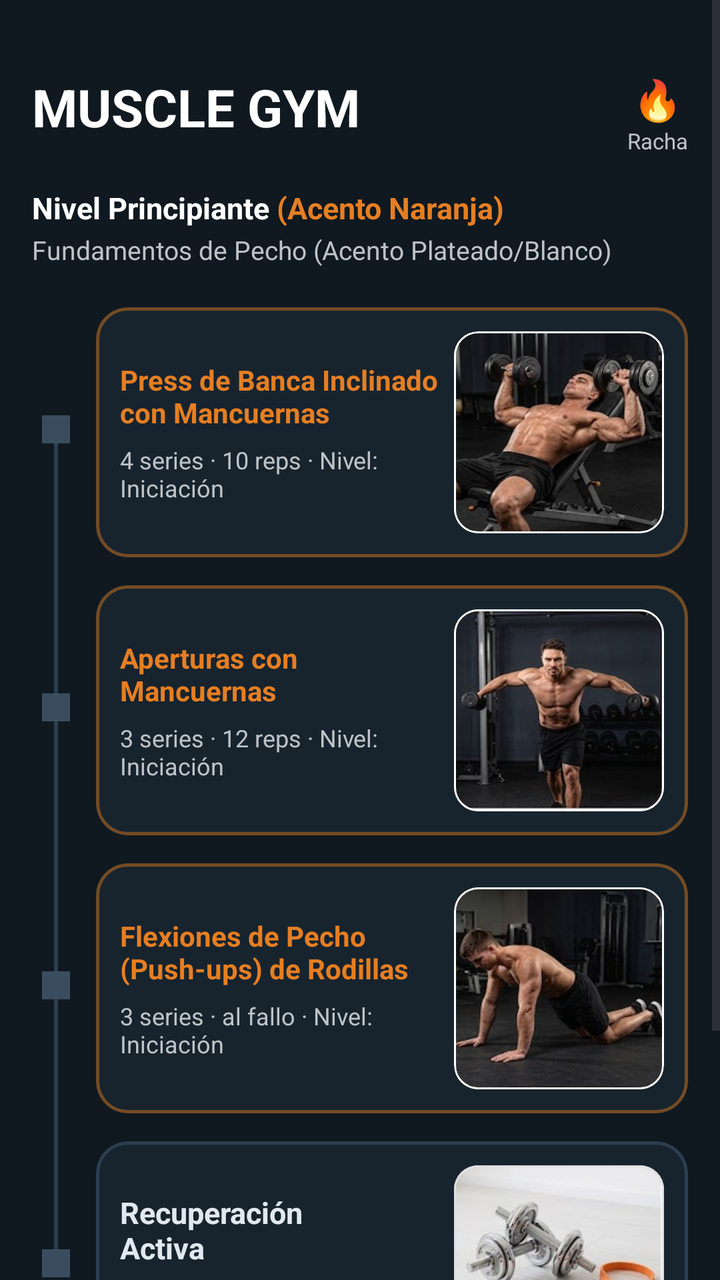
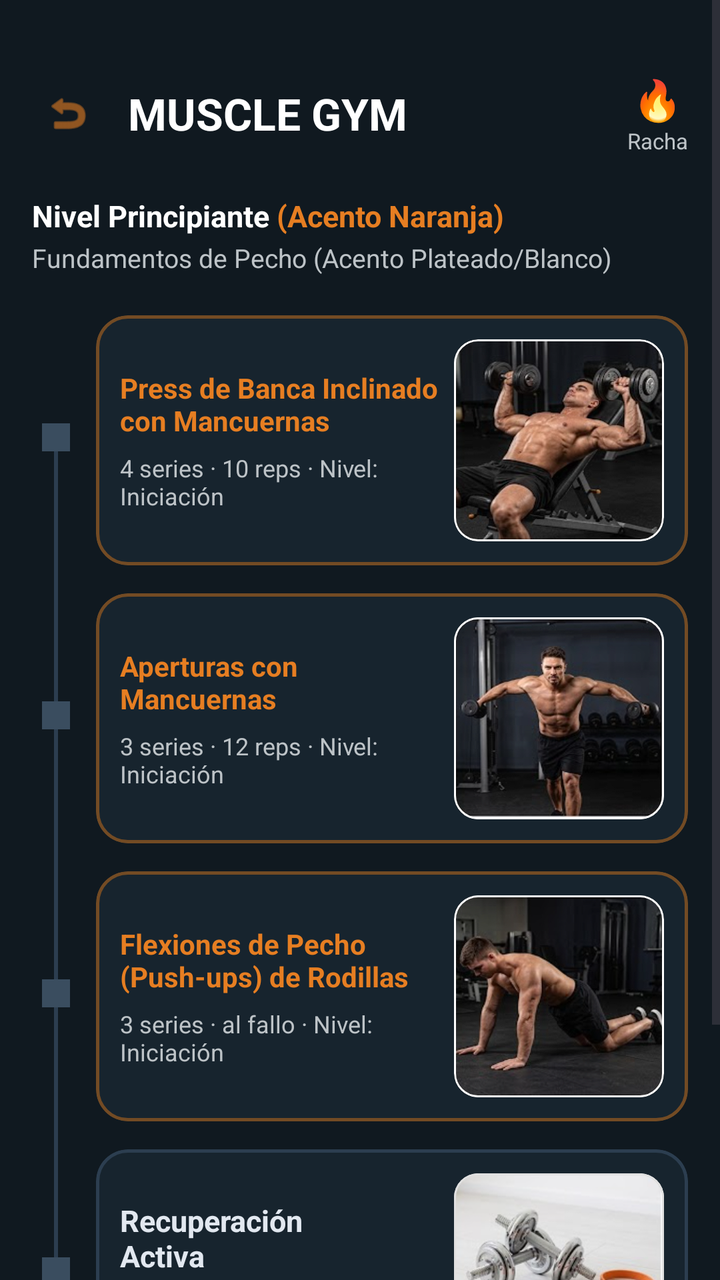

Before-and-after screenshots of an Android layout around one commit, followed by the original layout XML and the change that was made.
<!-- AndroidManifest.xml: application theme Theme.Gym -->
<!-- res/layout/lista_ejercicio.xml -->
<?xml version="1.0" encoding="utf-8"?>
<ScrollView xmlns:android="http://schemas.android.com/apk/res/android"
    xmlns:app="http://schemas.android.com/apk/res-auto"
    xmlns:tools="http://schemas.android.com/tools"
    android:layout_width="match_parent"
    android:layout_height="match_parent"
    android:background="#101920"
    android:clipToPadding="false"
    android:fillViewport="true"
    android:paddingBottom="80dp">

    <LinearLayout
        android:layout_width="match_parent"
        android:layout_height="wrap_content"
        android:orientation="vertical"
        android:paddingHorizontal="16dp"
        android:paddingTop="36dp">

        
        <RelativeLayout
            android:layout_width="match_parent"
            android:layout_height="wrap_content">

            <TextView
                android:id="@+id/tvAppTitle"
                android:layout_width="wrap_content"
                android:layout_height="wrap_content"
                android:layout_alignParentStart="true"
                android:text="MUSCLE GYM"
                android:textColor="#FFFFFF"
                android:textSize="26sp"
                android:textStyle="bold" />

            <LinearLayout
                android:layout_width="wrap_content"
                android:layout_height="wrap_content"
                android:layout_alignParentEnd="true"
                android:layout_centerVertical="true"
                android:gravity="center"
                android:orientation="vertical">

                <TextView
                    android:layout_width="wrap_content"
                    android:layout_height="wrap_content"
                    android:text="🔥"
                    android:textSize="20sp" />

                <TextView
                    android:layout_width="wrap_content"
                    android:layout_height="wrap_content"
                    android:text="Racha"
                    android:textColor="#BDC3C7"
                    android:textSize="11sp" />
            </LinearLayout>
        </RelativeLayout>

        
        <LinearLayout
            android:layout_width="wrap_content"
            android:layout_height="wrap_content"
            android:layout_marginTop="16dp"
            android:orientation="horizontal">

            <TextView
                android:layout_width="wrap_content"
                android:layout_height="wrap_content"
                android:text="Nivel Principiante "
                android:textColor="#FFFFFF"
                android:textSize="15sp"
                android:textStyle="bold" />

            <TextView
                android:layout_width="wrap_content"
                android:layout_height="wrap_content"
                android:text="(Acento Naranja)"
                android:textColor="#E67E22"
                android:textSize="15sp"
                android:textStyle="bold" />
        </LinearLayout>

        <TextView
            android:layout_width="wrap_content"
            android:layout_height="wrap_content"
            android:layout_marginTop="2dp"
            android:layout_marginBottom="20dp"
            android:text="Fundamentos de Pecho (Acento Plateado/Blanco)"
            android:textColor="#BDC3C7"
            android:textSize="13sp" />

        
        <LinearLayout
            android:layout_width="match_parent"
            android:layout_height="wrap_content"
            android:orientation="horizontal">

            
            <LinearLayout
                android:layout_width="24dp"
                android:layout_height="match_parent"
                android:layout_marginEnd="8dp"
                android:gravity="center_horizontal"
                android:orientation="vertical">

                
                <View
                    android:layout_width="14dp"
                    android:layout_height="14dp"
                    android:layout_marginTop="54dp"
                    android:background="#3A4D5F" />

                <View
                    android:layout_width="2dp"
                    android:layout_height="125dp"
                    android:background="#2C3E50" />

                
                <View
                    android:layout_width="14dp"
                    android:layout_height="14dp"
                    android:background="#3A4D5F" />

                <View
                    android:layout_width="2dp"
                    android:layout_height="125dp"
                    android:background="#2C3E50" />

                
                <View
                    android:layout_width="14dp"
                    android:layout_height="14dp"
                    android:background="#3A4D5F" />

                <View
                    android:layout_width="2dp"
                    android:layout_height="125dp"
                    android:background="#2C3E50" />

                
                <View
                    android:layout_width="14dp"
                    android:layout_height="14dp"
                    android:background="#3A4D5F" />
            </LinearLayout>

            
            <LinearLayout
                android:layout_width="0dp"
                android:layout_height="wrap_content"
                android:layout_weight="1"
                android:orientation="vertical">

                
                <com.google.android.material.card.MaterialCardView
                    android:layout_width="match_parent"
                    android:layout_height="125dp"
                    android:layout_marginBottom="14dp"
                    app:cardBackgroundColor="#17242E"
                    app:cardCornerRadius="16dp"
                    app:strokeColor="#734B24"
                    app:strokeWidth="1.5dp">

                    <LinearLayout
                        android:layout_width="match_parent"
                        android:layout_height="match_parent"
                        android:orientation="horizontal"
                        android:padding="12dp">

                        <LinearLayout
                            android:layout_width="0dp"
                            android:layout_height="match_parent"
                            android:layout_weight="1"
                            android:gravity="center_vertical"
                            android:orientation="vertical">

                            <TextView
                                android:layout_width="wrap_content"
                                android:layout_height="wrap_content"
                                android:text="Press de Banca Inclinado con Mancuernas"
                                android:textColor="#E67E22"
                                android:textSize="14sp"
                                android:textStyle="bold" />

                            <TextView
                                android:layout_width="wrap_content"
                                android:layout_height="wrap_content"
                                android:layout_marginTop="6dp"
                                android:text="4 series · 10 reps · Nivel: Iniciación"
                                android:textColor="#BDC3C7"
                                android:textSize="12sp" />
                        </LinearLayout>

                        <com.google.android.material.card.MaterialCardView
                            android:layout_width="105dp"
                            android:layout_height="match_parent"
                            app:cardBackgroundColor="#0D161C"
                            app:cardCornerRadius="12dp"
                            app:strokeColor="#FFFFFF"
                            app:strokeWidth="1dp">

                            <TextView
                                android:layout_width="match_parent"
                                android:layout_height="match_parent"
                                android:background="@drawable/captura_de_pantalla_2026_09_25_182537"
                                android:gravity="center"
                                android:textSize="34sp" />
                        </com.google.android.material.card.MaterialCardView>
                    </LinearLayout>
                </com.google.android.material.card.MaterialCardView>

                
                <com.google.android.material.card.MaterialCardView
                    android:layout_width="match_parent"
                    android:layout_height="125dp"
                    android:layout_marginBottom="14dp"
                    app:cardBackgroundColor="#17242E"
                    app:cardCornerRadius="16dp"
                    app:strokeColor="#734B24"
                    app:strokeWidth="1.5dp">

                    <LinearLayout
                        android:layout_width="match_parent"
                        android:layout_height="match_parent"
                        android:orientation="horizontal"
                        android:padding="12dp">

                        <LinearLayout
                            android:layout_width="0dp"
                            android:layout_height="match_parent"
                            android:layout_weight="1"
                            android:gravity="center_vertical"
                            android:orientation="vertical">

                            <TextView
                                android:layout_width="wrap_content"
                                android:layout_height="wrap_content"
                                android:text="Aperturas con Mancuernas"
                                android:textColor="#E67E22"
                                android:textSize="14sp"
                                android:textStyle="bold" />

                            <TextView
                                android:layout_width="wrap_content"
                                android:layout_height="wrap_content"
                                android:layout_marginTop="6dp"
                                android:text="3 series · 12 reps · Nivel: Iniciación"
                                android:textColor="#BDC3C7"
                                android:textSize="12sp" />
                        </LinearLayout>

                        <com.google.android.material.card.MaterialCardView
                            android:layout_width="105dp"
                            android:layout_height="match_parent"
                            app:cardBackgroundColor="#0D161C"
                            app:cardCornerRadius="12dp"
                            app:strokeColor="#FFFFFF"
                            app:strokeWidth="1dp">

                            <TextView
                                android:layout_width="match_parent"
                                android:layout_height="match_parent"
                                android:background="@drawable/captura_de_pantalla_2026_09_25_182710"
                                android:gravity="center"
                                android:textSize="34sp" />
                        </com.google.android.material.card.MaterialCardView>
                    </LinearLayout>
                </com.google.android.material.card.MaterialCardView>

                
                <com.google.android.material.card.MaterialCardView
                    android:layout_width="match_parent"
                    android:layout_height="125dp"
                    android:layout_marginBottom="14dp"
                    app:cardBackgroundColor="#17242E"
                    app:cardCornerRadius="16dp"
                    app:strokeColor="#734B24"
                    app:strokeWidth="1.5dp">

                    <LinearLayout
                        android:layout_width="match_parent"
                        android:layout_height="match_parent"
                        android:orientation="horizontal"
                        android:padding="12dp">

                        <LinearLayout
                            android:layout_width="0dp"
                            android:layout_height="match_parent"
                            android:layout_weight="1"
                            android:gravity="center_vertical"
                            android:orientation="vertical">

                            <TextView
                                android:layout_width="wrap_content"
                                android:layout_height="wrap_content"
                                android:text="Flexiones de Pecho\n(Push-ups) de Rodillas"
                                android:textColor="#E67E22"
                                android:textSize="14sp"
                                android:textStyle="bold" />

                            <TextView
                                android:layout_width="wrap_content"
                                android:layout_height="wrap_content"
                                android:layout_marginTop="6dp"
                                android:text="3 series · al fallo · Nivel: Iniciación"
                                android:textColor="#BDC3C7"
                                android:textSize="12sp" />
                        </LinearLayout>

                        <com.google.android.material.card.MaterialCardView
                            android:layout_width="105dp"
                            android:layout_height="match_parent"
                            app:cardBackgroundColor="#0D161C"
                            app:cardCornerRadius="12dp"
                            app:strokeColor="#FFFFFF"
                            app:strokeWidth="1dp">

                            <TextView
                                android:layout_width="match_parent"
                                android:layout_height="match_parent"
                                android:background="@drawable/captura_de_pantalla_2026_09_25_182808"
                                android:gravity="center"
                                android:textSize="34sp" />
                        </com.google.android.material.card.MaterialCardView>
                    </LinearLayout>
                </com.google.android.material.card.MaterialCardView>

                
                <com.google.android.material.card.MaterialCardView
                    android:layout_width="match_parent"
                    android:layout_height="125dp"
                    app:cardBackgroundColor="#17242E"
                    app:cardCornerRadius="16dp"
                    app:strokeColor="#2C3E50"
                    app:strokeWidth="1.5dp">

                    <LinearLayout
                        android:layout_width="match_parent"
                        android:layout_height="match_parent"
                        android:orientation="horizontal"
                        android:padding="12dp">

                        <LinearLayout
                            android:layout_width="0dp"
                            android:layout_height="match_parent"
                            android:layout_weight="1"
                            android:gravity="center_vertical"
                            android:orientation="vertical">

                            <TextView
                                android:layout_width="wrap_content"
                                android:layout_height="wrap_content"
                                android:text="Recuperación\nActiva"
                                android:textColor="#E2E8F0"
                                android:textSize="15sp"
                                android:textStyle="bold" />

                            <TextView
                                android:layout_width="wrap_content"
                                android:layout_height="wrap_content"
                                android:layout_marginTop="6dp"
                                android:text="Descanso y Estiramientos Ligeros de Pecho"
                                android:textColor="#BDC3C7"
                                android:textSize="12sp" />
                        </LinearLayout>

                        <com.google.android.material.card.MaterialCardView
                            android:layout_width="105dp"
                            android:layout_height="match_parent"
                            app:cardBackgroundColor="#FFFFFF"
                            app:cardCornerRadius="12dp"
                            app:strokeColor="#E0E0E0"
                            app:strokeWidth="1dp">

                            <TextView
                                android:layout_width="match_parent"
                                android:layout_height="match_parent"
                                android:background="@drawable/captura_de_pantalla_2026_09_25_182856"
                                android:gravity="center"
                                android:textSize="34sp" />
                        </com.google.android.material.card.MaterialCardView>
                    </LinearLayout>
                </com.google.android.material.card.MaterialCardView>

            </LinearLayout>
        </LinearLayout>
    </LinearLayout>
</ScrollView>
<!-- resources referenced by this layout -->
<resources>
  <!-- drawable captura_de_pantalla_2026_09_25_182537: png bitmap (drawable, 691586 bytes) -->
  <!-- drawable captura_de_pantalla_2026_09_25_182710: png bitmap (drawable, 590245 bytes) -->
  <!-- drawable captura_de_pantalla_2026_09_25_182808: png bitmap (drawable, 627705 bytes) -->
  <!-- drawable captura_de_pantalla_2026_09_25_182856: png bitmap (drawable, 442239 bytes) -->
  <style name="Theme.Gym" parent="Base.Theme.Gym" />
  <style name="Base.Theme.Gym" parent="Theme.Material3.DayNight.NoActionBar">
          
          
      </style>
</resources>

<!-- the commit's change to res/layout/lista_ejercicio.xml (unified diff, before → after) -->
@@ -19,18 +19,43 @@
         
         <RelativeLayout
             android:layout_width="match_parent"
-            android:layout_height="wrap_content">
-
-            <TextView
-                android:id="@+id/tvAppTitle"
+            android:layout_height="wrap_content"
+            android:gravity="center_vertical">
+
+            
+            <LinearLayout
                 android:layout_width="wrap_content"
                 android:layout_height="wrap_content"
                 android:layout_alignParentStart="true"
-                android:text="MUSCLE GYM"
-                android:textColor="#FFFFFF"
-                android:textSize="26sp"
-                android:textStyle="bold" />
-
+                android:layout_centerVertical="true"
+                android:gravity="center_vertical"
+                android:orientation="horizontal">
+
+                
+                <ImageView
+                    android:id="@+id/btnBack"
+                    android:layout_width="36dp"
+                    android:layout_height="36dp"
+                    android:layout_marginEnd="12dp"
+                    android:background="?attr/selectableItemBackgroundBorderless"
+                    android:clickable="true"
+                    android:focusable="true"
+                    android:padding="6dp"
+                    android:src="@android:drawable/ic_menu_revert"
+                    app:tint="#E67E22" />
+
+                
+                <TextView
+                    android:id="@+id/tvAppTitle"
+                    android:layout_width="wrap_content"
+                    android:layout_height="wrap_content"
+                    android:text="MUSCLE GYM"
+                    android:textColor="#FFFFFF"
+                    android:textSize="22sp"
+                    android:textStyle="bold" />
+            </LinearLayout>
+
+            
             <LinearLayout
                 android:layout_width="wrap_content"
                 android:layout_height="wrap_content"
@@ -58,7 +83,7 @@
         <LinearLayout
             android:layout_width="wrap_content"
             android:layout_height="wrap_content"
-            android:layout_marginTop="16dp"
+            android:layout_marginTop="20dp"
             android:orientation="horizontal">
 
             <TextView
